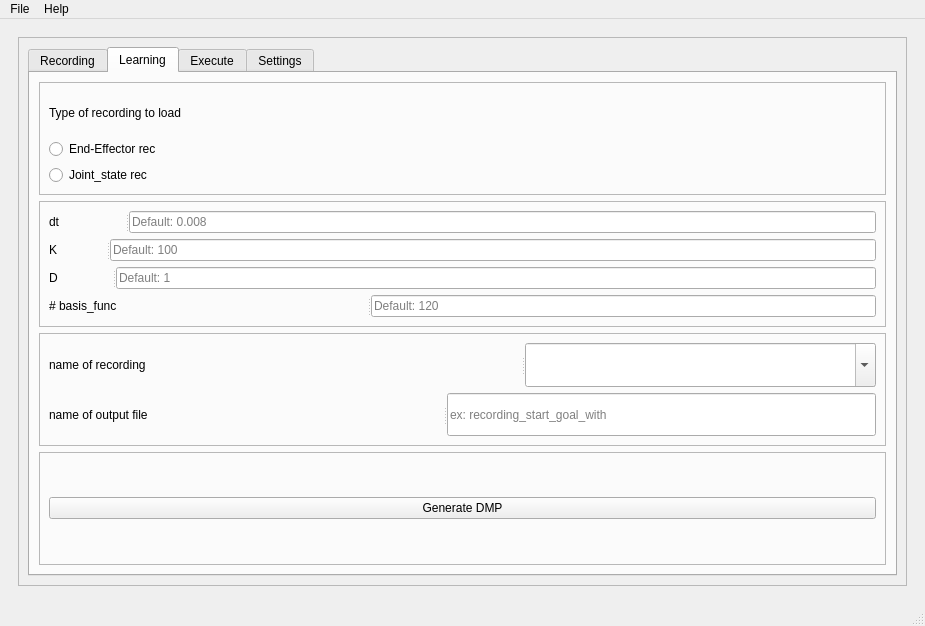
Before: the Qt Designer form script/ui_dmp.ui in eriksenroy/roy_dmp, drawn with Qt 5.
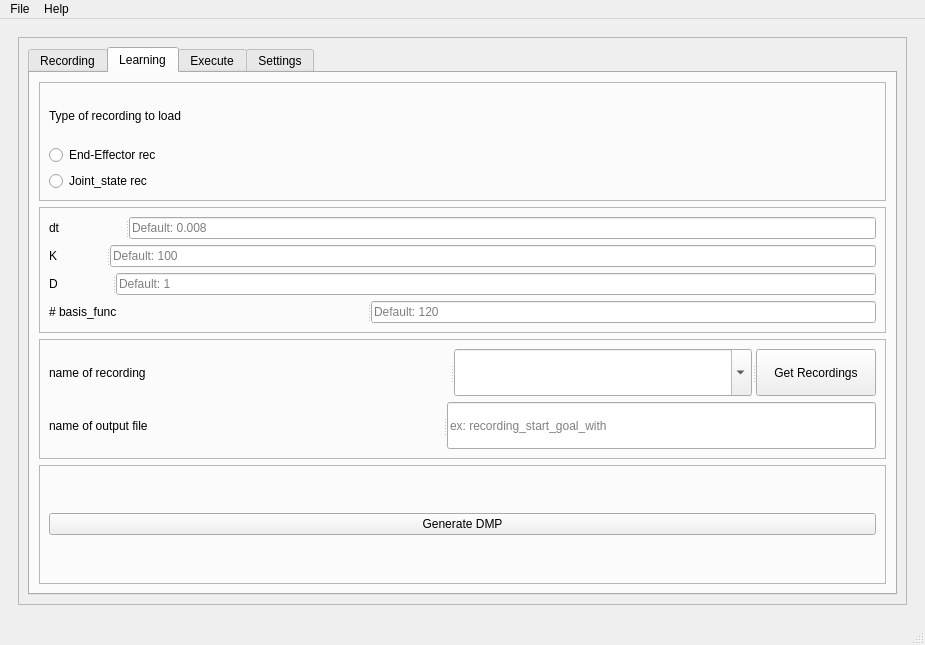
After: the same form once the commit is applied. The open tabs and pages were chosen to show the change.

Commit message: connected som buttons

```diff
--- a/script/ui_dmp.ui
+++ b/script/ui_dmp.ui
@@ -7,7 +7,7 @@
     <x>0</x>
     <y>0</y>
     <width>925</width>
-    <height>626</height>
+    <height>645</height>
    </rect>
   </property>
   <property name="windowTitle">
@@ -440,9 +440,9 @@
                   <property name="frameShadow">
                    <enum>QFrame::Raised</enum>
                   </property>
-                  <layout class="QVBoxLayout" name="verticalLayout_14">
-                   <item>
-                    <widget class="QSplitter" name="splitter_17">
+                  <layout class="QGridLayout" name="gridLayout_8">
+                   <item row="0" column="0">
+                    <widget class="QSplitter" name="splitter_5">
                      <property name="orientation">
                       <enum>Qt::Horizontal</enum>
                      </property>
@@ -456,9 +456,20 @@
                        <bool>true</bool>
                       </property>
                      </widget>
+                     <widget class="QPushButton" name="Get_recordings_pushButton">
+                      <property name="maximumSize">
+                       <size>
+                        <width>120</width>
+                        <height>16777215</height>
+                       </size>
+                      </property>
+                      <property name="text">
+                       <string>Get Recordings</string>
+                      </property>
+                     </widget>
                     </widget>
                    </item>
-                   <item>
+                   <item row="1" column="0">
                     <widget class="QSplitter" name="splitter_18">
                      <property name="orientation">
                       <enum>Qt::Horizontal</enum>
```
Left out of the diff: 9 changed lines with no effect on the pictures. The commit also changes 7 other files.
